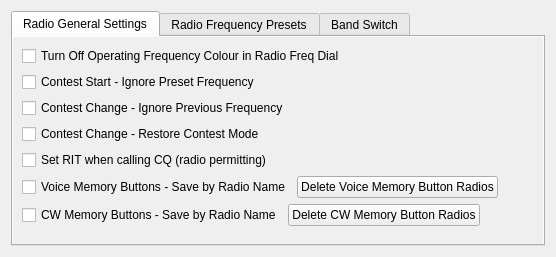
Qt form mqt/MqtLogger/radiosettingdialog.ui (Rsclub22/Minos2-Mirror) before a commit.
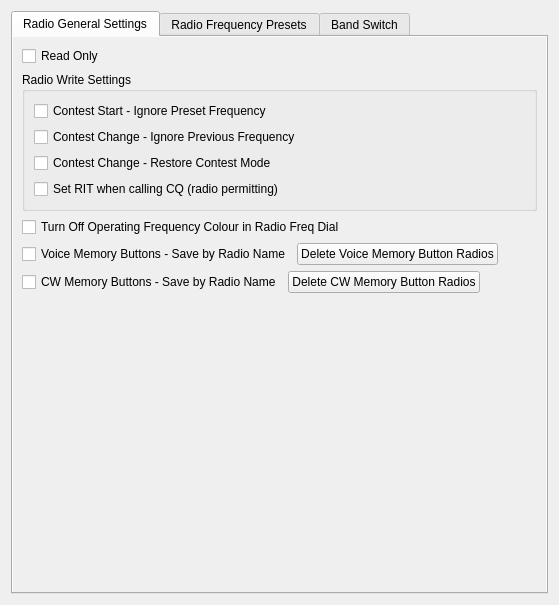
The same form after that commit.

Commit message: added radio read only mode - traps messages in tsinglelogframe - option set in logger general radio settings.

What changed in the file:
```diff
--- a/mqt/MqtLogger/radiosettingdialog.ui
+++ b/mqt/MqtLogger/radiosettingdialog.ui
@@ -6,14 +6,14 @@
    <rect>
     <x>0</x>
     <y>0</y>
-    <width>556</width>
-    <height>257</height>
+    <width>559</width>
+    <height>605</height>
    </rect>
   </property>
   <property name="windowTitle">
    <string/>
   </property>
-  <layout class="QVBoxLayout" name="verticalLayout_9">
+  <layout class="QVBoxLayout" name="verticalLayout_12">
    <item>
     <widget class="QTabWidget" name="radioSettingsTabWidget">
      <property name="autoFillBackground">
@@ -33,12 +33,20 @@
        <item>
         <layout class="QVBoxLayout" name="verticalLayout_4">
          <item>
-          <widget class="QCheckBox" name="turnOffColourRadioFreqDialChkBox">
+          <layout class="QVBoxLayout" name="verticalLayout_9">
+           <item>
+            <widget class="QCheckBox" name="radioReadOnlyCheckBox">
            <property name="text">
-            <string>Turn Off Operating Frequency Colour in Radio Freq Dial</string>
+              <string>Read Only</string>
            </property>
           </widget>
          </item>
+           <item>
+            <widget class="QGroupBox" name="radioWriteSettingsGroupBox">
+             <property name="title">
+              <string>Radio Write Settings</string>
+             </property>
+             <layout class="QVBoxLayout" name="verticalLayout_13">
          <item>
           <widget class="QCheckBox" name="contestStartIgnorePresetFreqChkBox">
            <property name="text">
@@ -64,6 +72,18 @@
           <widget class="QCheckBox" name="CQRitChkBox">
            <property name="text">
             <string>Set RIT when calling CQ (radio permitting)</string>
+                </property>
+               </widget>
+              </item>
+             </layout>
+            </widget>
+           </item>
+          </layout>
+         </item>
+         <item>
+          <widget class="QCheckBox" name="turnOffColourRadioFreqDialChkBox">
+           <property name="text">
+            <string>Turn Off Operating Frequency Colour in Radio Freq Dial</string>
            </property>
           </widget>
          </item>
```
Lines whose indentation alone changed are shown as unchanged. The commit also changes 16 other files.
